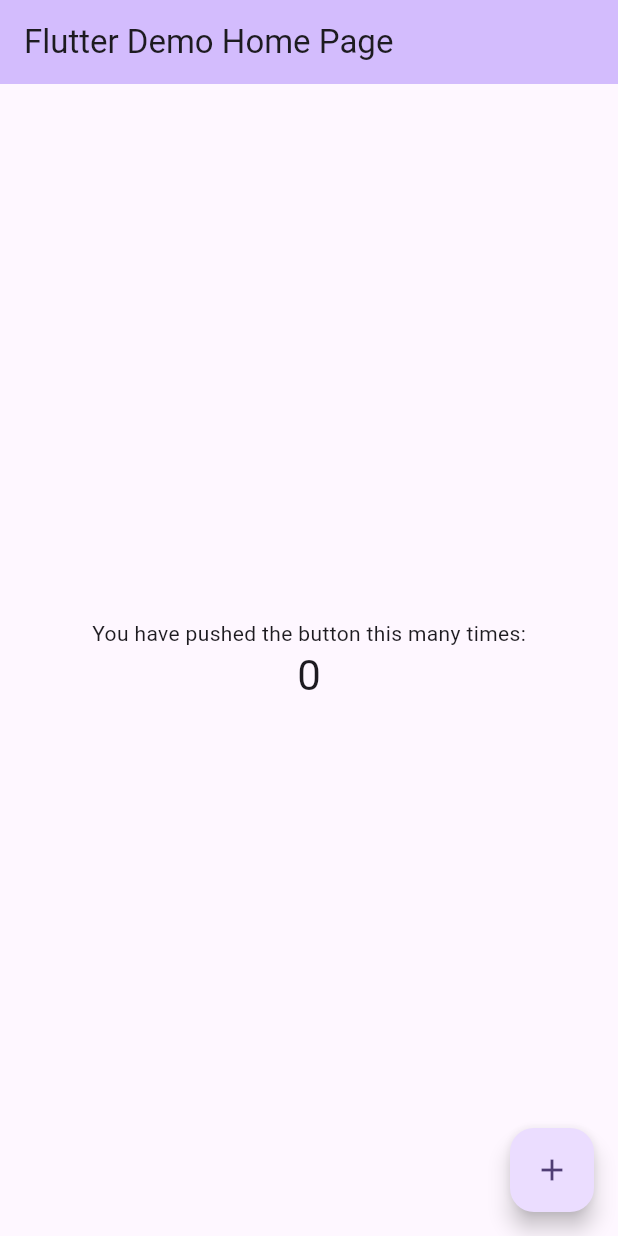
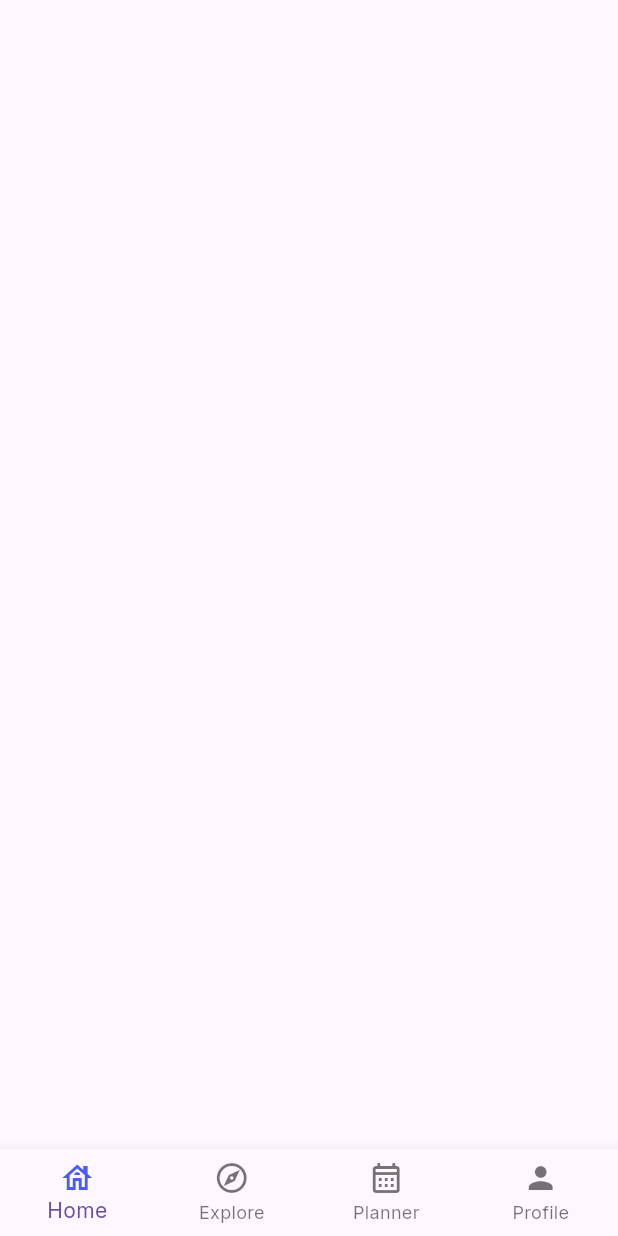
Before and after one commit to bafsoooo/booking_app, a Flutter app: the screen it shows after launch, on a phone screen of 412 x 824 dp. Run offline on Flutter 3.47's test engine with Material 3 defaults, Android fonts, the phone set to English and light mode, and no system bars; our stand-ins replace google_fonts.

Commit message:
init app

```diff
--- a/lib/main.dart
+++ b/lib/main.dart
@@ -1,122 +1,71 @@
-import 'package:flutter/material.dart';
+import "package:booking_app/screens/explore_screen.dart";
+import "package:booking_app/screens/home_screen.dart";
+import "package:booking_app/screens/planner_screen.dart";
+import "package:booking_app/screens/profile_screen.dart";
+import "package:flutter/material.dart";
+import "package:google_fonts/google_fonts.dart";
 
-void main() {
-  runApp(const MyApp());
-}
+void main() => runApp(const MyApp());
 
 class MyApp extends StatelessWidget {
   const MyApp({super.key});
 
-  // This widget is the root of your application.
   @override
   Widget build(BuildContext context) {
     return MaterialApp(
-      title: 'Flutter Demo',
+      title: 'Booking App',
+      debugShowCheckedModeBanner: false,
       theme: ThemeData(
-        // This is the theme of your application.
-        //
-        // TRY THIS: Try running your application with "flutter run". You'll see
-        // the application has a purple toolbar. Then, without quitting the app,
-        // try changing the seedColor in the colorScheme below to Colors.green
-        // and then invoke "hot reload" (save your changes or press the "hot
-        // reload" button in a Flutter-supported IDE, or press "r" if you used
-        // the command line to start the app).
-        //
-        // Notice that the counter didn't reset back to zero; the application
-        // state is not lost during the reload. To reset the state, use hot
-        // restart instead.
-        //
-        // This works for code too, not just values: Most code changes can be
-        // tested with just a hot reload.
-        colorScheme: ColorScheme.fromSeed(seedColor: Colors.deepPurple),
+        textTheme: GoogleFonts.interTextTheme(),
+        useMaterial3: true,
+        bottomNavigationBarTheme: BottomNavigationBarThemeData(
+          selectedIconTheme: IconThemeData(
+            color: Color.fromARGB(255, 73, 92, 245)
+          ),
+          selectedLabelStyle: TextStyle(
+            color: Color.fromARGB(255, 73, 92, 245)
+          )
+        )
       ),
-      home: const MyHomePage(title: 'Flutter Demo Home Page'),
+      home: const MainNavigation(),
     );
   }
 }
 
-class MyHomePage extends StatefulWidget {
-  const MyHomePage({super.key, required this.title});
-
-  // This widget is the home page of your application. It is stateful, meaning
-  // that it has a State object (defined below) that contains fields that affect
-  // how it looks.
-
-  // This class is the configuration for the state. It holds the values (in this
-  // case the title) provided by the parent (in this case the App widget) and
-  // used by the build method of the State. Fields in a Widget subclass are
-  // always marked "final".
-
-  final String title;
-
+class MainNavigation extends StatefulWidget {
+  const MainNavigation({super.key});
   @override
-  State<MyHomePage> createState() => _MyHomePageState();
+  State<MainNavigation> createState() => _MainNavigationState();
 }
 
-class _MyHomePageState extends State<MyHomePage> {
-  int _counter = 0;
+class _MainNavigationState extends State<MainNavigation> {
+  int _currentIndex = 0;
 
-  void _incrementCounter() {
-    setState(() {
-      // This call to setState tells the Flutter framework that something has
-      // changed in this State, which causes it to rerun the build method below
-      // so that the display can reflect the updated values. If we changed
-      // _counter without calling setState(), then the build method would not be
-      // called again, and so nothing would appear to happen.
-      _counter++;
-    });
-  }
+  final _screens = const [
+    HomeScreen(),
+    ExploreScreen(),
+    PlannerScreen(),
+    ProfileScreen(),
+  ];
 
   @override
   Widget build(BuildContext context) {
-    // This method is rerun every time setState is called, for instance as done
-    // by the _incrementCounter method above.
-    //
-    // The Flutter framework has been optimized to make rerunning build methods
-    // fast, so that you can just rebuild anything that needs updating rather
-    // than having to individually change instances of widgets.
     return Scaffold(
-      appBar: AppBar(
-        // TRY THIS: Try changing the color here to a specific color (to
-        // Colors.amber, perhaps?) and trigger a hot reload to see the AppBar
-        // change color while the other colors stay the same.
-        backgroundColor: Theme.of(context).colorScheme.inversePrimary,
-        // Here we take the value from the MyHomePage object that was created by
-        // the App.build method, and use it to set our appbar title.
-        title: Text(widget.title),
+      body: IndexedStack(
+        index: _currentIndex,
+        children: _screens,
       ),
-      body: Center(
-        // Center is a layout widget. It takes a single child and positions it
-        // in the middle of the parent.
-        child: Column(
-          // Column is also a layout widget. It takes a list of children and
-          // arranges them vertically. By default, it sizes itself to fit its
-          // children horizontally, and tries to be as tall as its parent.
-          //
-          // Column has various properties to control how it sizes itself and
-          // how it positions its children. Here we use mainAxisAlignment to
-          // center the children vertically; the main axis here is the vertical
-          // axis because Columns are vertical (the cross axis would be
-          // horizontal).
-          //
-          // TRY THIS: Invoke "debug painting" (choose the "Toggle Debug Paint"
-          // action in the IDE, or press "p" in the console), to see the
-          // wireframe for each widget.
-          mainAxisAlignment: MainAxisAlignment.center,
-          children: <Widget>[
-            const Text('You have pushed the button this many times:'),
-            Text(
-              '$_counter',
-              style: Theme.of(context).textTheme.headlineMedium,
-            ),
-          ],
-        ),
+      bottomNavigationBar: BottomNavigationBar(
+        currentIndex: _currentIndex,
+        onTap: (i) => setState(() => _currentIndex = i),
+        type: BottomNavigationBarType.fixed,
+        items: const [
+          BottomNavigationBarItem(icon: Icon(Icons.house_outlined), label: 'Home'),
+          BottomNavigationBarItem(icon: Icon(Icons.explore_outlined), label: 'Explore'),
+          BottomNavigationBarItem(icon: Icon(Icons.calendar_month_outlined), label: 'Planner'),
+          BottomNavigationBarItem(icon: Icon(Icons.person), label: 'Profile'),
+        ],
       ),
-      floatingActionButton: FloatingActionButton(
-        onPressed: _incrementCounter,
-        tooltip: 'Increment',
-        child: const Icon(Icons.add),
-      ), // This trailing comma makes auto-formatting nicer for build methods.
     );
   }
 }
--- /dev/null
+++ b/lib/screens/explore_screen.dart
@@ -0,0 +1,11 @@
+import 'package:flutter/material.dart';
+
+class ExploreScreen extends StatelessWidget{
+  const ExploreScreen({super.key});
+
+  @override
+  Widget build(BuildContext context) {
+    return Center(child: Text("Explore Screen"));
+  }
+
+}
--- /dev/null
+++ b/lib/screens/home_screen.dart
@@ -0,0 +1,14 @@
+import 'package:flutter/material.dart';
+
+class HomeScreen extends StatelessWidget{
+  const HomeScreen({super.key});
+
+  @override
+  Widget build(BuildContext context) {
+    return Scaffold(
+      body: SingleChildScrollView(
+
+      ),
+    );
+  }
+}
--- /dev/null
+++ b/lib/screens/planner_screen.dart
@@ -0,0 +1,10 @@
+import 'package:flutter/material.dart';
+
+class PlannerScreen extends StatelessWidget{
+  const PlannerScreen({super.key});
+
+  @override
+  Widget build(BuildContext context) {
+    return Center(child: Text("Planner Screen"));
+  }
+}
--- /dev/null
+++ b/lib/screens/profile_screen.dart
@@ -0,0 +1,10 @@
+import 'package:flutter/material.dart';
+
+class ProfileScreen extends StatelessWidget{
+  const ProfileScreen({super.key});
+
+  @override
+  Widget build(BuildContext context) {
+    return Center(child: Text("Profile Screen"));
+  }
+}
--- a/pubspec.yaml
+++ b/pubspec.yaml
@@ -41,6 +41,7 @@ dependencies:
   flutter_svg: ^2.2.4
   carousel_slider: ^5.1.2
   intl: ^0.20.2
+  google_fonts: ^8.0.2
 
 dev_dependencies:
   flutter_test:
```
Also changed, not shown: pubspec.lock.
